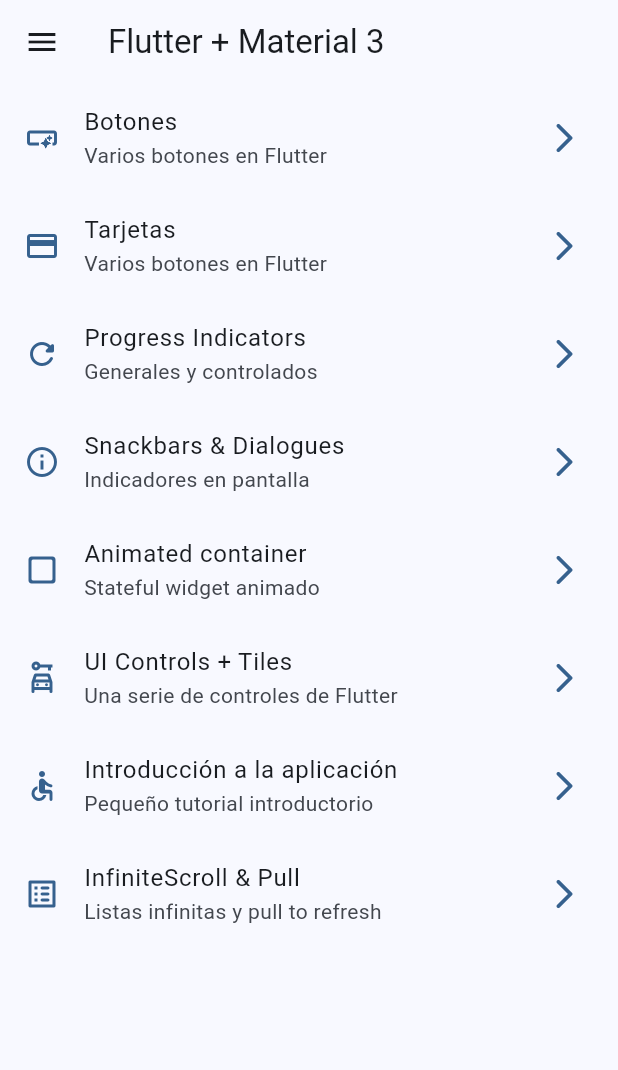
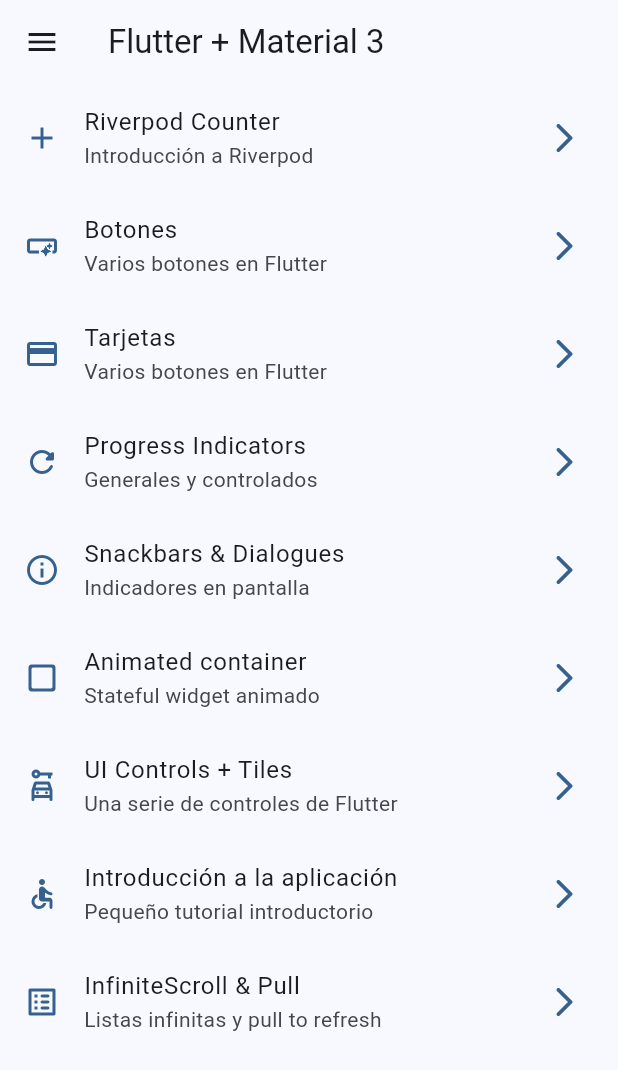
Before and after one commit to masmariuss/widgets_app, a Flutter app: the screen it shows after launch, on a phone screen of 412 x 824 dp. Shown: the top 1070 px of the screen. Run offline on Flutter 3.47's test engine with Material 2 defaults, Android fonts, the phone set to English and light mode, and no system bars; our stand-ins replace animate_do, flutter_riverpod, go_router.

Commit message:
Counter provider done

```diff
--- a/lib/config/theme/menu/menu_items.dart
+++ b/lib/config/theme/menu/menu_items.dart
@@ -15,6 +15,13 @@ class MenuItem {
 
 
 const appMenuItems = <MenuItem>[
+
+  MenuItem(
+    title: 'Riverpod Counter',
+    subTitle: 'Introducción a Riverpod',
+    link: '/counter-river',
+    icon: Icons.add
+  ),
 
   MenuItem(
     title: 'Botones',
@@ -71,4 +78,5 @@ const appMenuItems = <MenuItem>[
     link: '/infinite',
     icon: Icons.list_alt_rounded
   ),
+
 ];
--- a/lib/config/theme/router/app_router.dart
+++ b/lib/config/theme/router/app_router.dart
@@ -64,5 +64,11 @@ final GoRouter appRouter = GoRouter(
       builder: (context, state) => const InfiniteScrollScreen()
     ),
 
+    GoRoute(
+      path: '/counter-river',
+      name: CounterScreen.name,
+      builder: (context, state) => const CounterScreen()
+    ),
+
   ]
 );
--- /dev/null
+++ b/lib/presentation/providers/counter_provider.dart
@@ -0,0 +1,4 @@
+import 'package:flutter_riverpod/flutter_riverpod.dart';
+
+
+final counterProvider = StateProvider((ref) => 5);
--- a/lib/presentation/screens/screens.dart
+++ b/lib/presentation/screens/screens.dart
@@ -1,7 +1,10 @@
+
+
 export 'package:widgets_app/presentation/screens/animated/animated_screen.dart';
 export 'package:widgets_app/presentation/screens/app_tutorial/app_tutorial_screen.dart';
 export 'package:widgets_app/presentation/screens/buttons/buttons_screen.dart';
 export 'package:widgets_app/presentation/screens/cards/cards_screen.dart';
+export 'package:widgets_app/presentation/screens/counter/counter_screen.dart';
 export 'package:widgets_app/presentation/screens/home/home_screen.dart';
 export 'package:widgets_app/presentation/screens/infinite_scroll/infinite_scroll_screen.dart';
 export 'package:widgets_app/presentation/screens/progress/progress_screen.dart';
--- a/pubspec.yaml
+++ b/pubspec.yaml
@@ -1,16 +1,18 @@
 name: widgets_app
 description: A new Flutter project.
-publish_to: 'none'
+publish_to: "none"
 version: 0.1.0
 
 environment:
-  sdk: '>=2.19.5 <3.0.0'
+  sdk: ">=2.19.5 <3.0.0"
 
 dependencies:
   animate_do: ^3.0.2
   flutter:
     sdk: flutter
+  flutter_riverpod: ^2.3.10
   go_router: ^9.0.0
+  meta:
 
 dev_dependencies:
   flutter_lints: ^2.0.0
```
Also changed, not shown: lib/main.dart (+7 -1 lines), lib/presentation/screens/counter/counter_screen.dart (added, +35 -0 lines), pubspec.lock.
